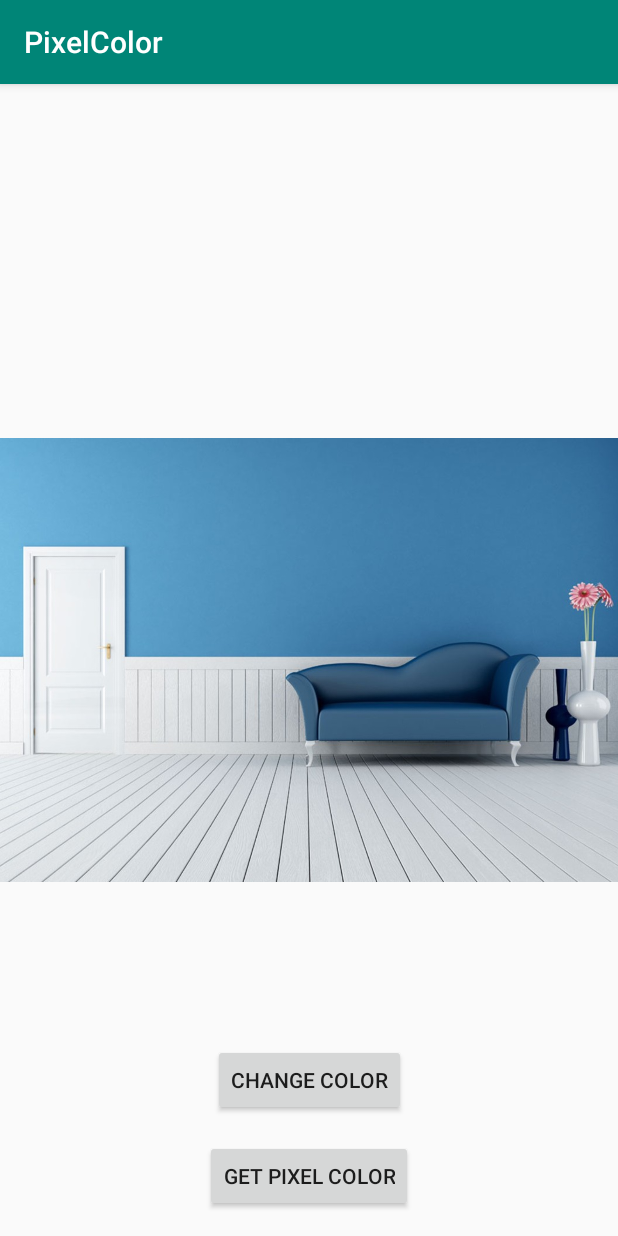
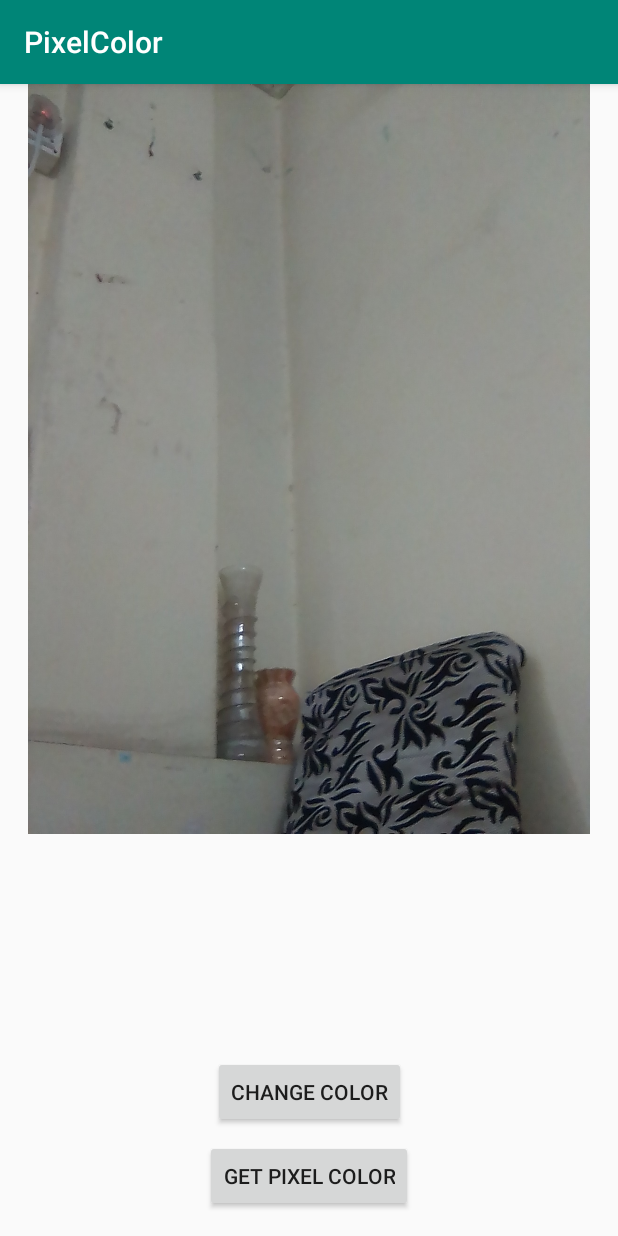
Before and after one commit to Joyprakash18/PixelColor, an Android app: the screen it shows after launch (MainActivity), after a tap on "GET PIXEL COLOR", on a phone screen of 412 x 824 dp. Run offline under Robolectric (Android 15) with nearby library versions, the phone set to English and light mode, and no system bars.

Commit message:
Change color

```diff
--- /dev/null
+++ b/app/src/main/java/com/example/pixelcolor/Color.java
@@ -0,0 +1,37 @@
+package com.example.pixelcolor;
+
+public class Color {
+    private  int red;
+    private  int green;
+    private  int blue;
+
+    public Color(int red, int green, int blue) {
+        this.red = red;
+        this.green = green;
+        this.blue = blue;
+    }
+
+    public int getRed() {
+        return red;
+    }
+
+    public void setRed(int red) {
+        this.red = red;
+    }
+
+    public int getGreen() {
+        return green;
+    }
+
+    public void setGreen(int green) {
+        this.green = green;
+    }
+
+    public int getBlue() {
+        return blue;
+    }
+
+    public void setBlue(int blue) {
+        this.blue = blue;
+    }
+}
--- a/app/src/main/res/layout/activity_main.xml
+++ b/app/src/main/res/layout/activity_main.xml
@@ -10,13 +10,11 @@
     <ImageView
         android:id="@+id/imageView"
         android:layout_width="match_parent"
-        android:layout_height="match_parent"
-        android:src="@drawable/bio"
-        app:layout_constraintBottom_toBottomOf="parent"
+        android:layout_height="500dp"
+        android:src="@drawable/sample3"
         app:layout_constraintLeft_toLeftOf="parent"
         app:layout_constraintRight_toRightOf="parent"
-        app:layout_constraintTop_toTopOf="parent"
-        />
+        app:layout_constraintTop_toTopOf="parent" />
 
     <Button
         android:id="@+id/pixelColorButton"
@@ -33,7 +31,7 @@
         android:layout_width="wrap_content"
         android:layout_height="wrap_content"
         android:text="change color"
-        android:layout_marginBottom="16dp"
+        android:layout_marginBottom="8dp"
         app:layout_constraintStart_toStartOf="parent"
         app:layout_constraintEnd_toEndOf="parent"
         app:layout_constraintBottom_toTopOf="@+id/pixelColorButton"/>
--- a/app/src/main/res/values/colors.xml
+++ b/app/src/main/res/values/colors.xml
@@ -2,5 +2,5 @@
 <resources>
     <color name="colorPrimary">#008577</color>
     <color name="colorPrimaryDark">#00574B</color>
-    <color name="colorAccent">#D81B60</color>
+    <color name="colorAccent">#AD5252</color>
 </resources>
```
Also changed, not shown: app/src/main/java/com/example/pixelcolor/MainActivity.java (+57 -11 lines), app/src/main/res/drawable/sample3.jpg (added).
